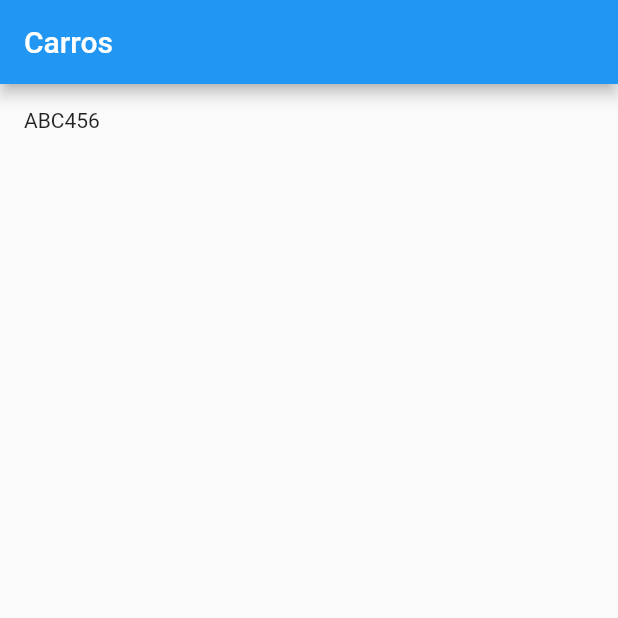
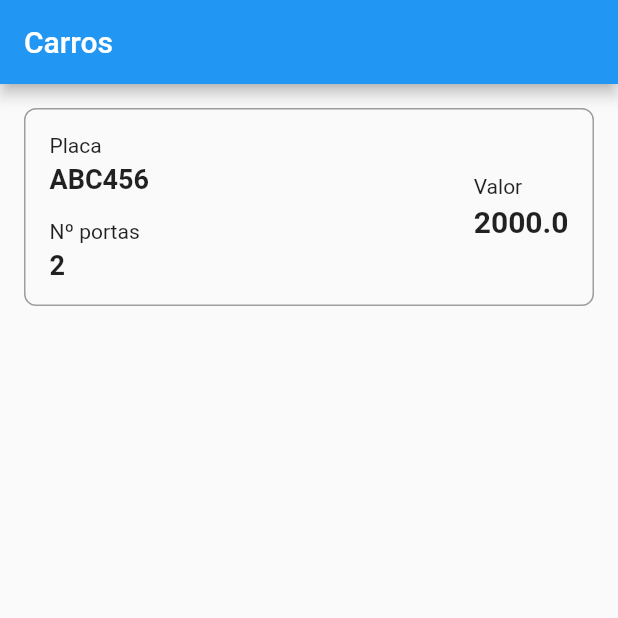
Before and after one commit to joaovitorcf97/flutter-clean-architecture, a Flutter app: the screen it shows after launch, on a phone screen of 412 x 824 dp, the top half of it. Run offline on Flutter 3.47's test engine with Material 2 defaults, Android fonts, the phone set to English and light mode, and no system bars; our stand-ins replace dartz, get_it.

```diff
--- a/lib/layers/data/datasources/get_carros_por_cor_datasource.dart
+++ b/lib/layers/data/datasources/get_carros_por_cor_datasource.dart
@@ -1,5 +1,6 @@
 import 'package:arq/layers/data/dto/carro_dto.dart';
+import 'package:dartz/dartz.dart';
 
 abstract class GetCarrosPorCorDataSource {
-  CarroDto call(String cor);
+  Either<Exception, CarroDto> call(String cor);
 }
--- a/lib/layers/data/repositories/get_carros_por_cor_repository_impl.dart
+++ b/lib/layers/data/repositories/get_carros_por_cor_repository_impl.dart
@@ -1,4 +1,5 @@
 import 'package:arq/layers/data/datasources/get_carros_por_cor_datasource.dart';
+import 'package:dartz/dartz.dart';
 
 import '../../domain/entities/carro_entity.dart';
 import '../../domain/repositories/get_carros_por_cor_repository.dart';
@@ -9,7 +10,7 @@ class GetCarrosPorCorRepositoryImpl implements GetCarrosPorCorRepository {
   GetCarrosPorCorRepositoryImpl(this._getCarrosPorCorDataSource);
 
   @override
-  CarroEntity call(String cor) {
+  Either<Exception, CarroEntity> call(String cor) {
     return _getCarrosPorCorDataSource(cor);
   }
 }
--- a/lib/layers/domain/repositories/get_carros_por_cor_repository.dart
+++ b/lib/layers/domain/repositories/get_carros_por_cor_repository.dart
@@ -1,5 +1,6 @@
 import 'package:arq/layers/domain/entities/carro_entity.dart';
+import 'package:dartz/dartz.dart';
 
 abstract class GetCarrosPorCorRepository {
-  CarroEntity call(String cor);
+  Either<Exception, CarroEntity> call(String cor);
 }
--- a/lib/layers/domain/repositories/salvar_carro_favorito_repository.dart
+++ b/lib/layers/domain/repositories/salvar_carro_favorito_repository.dart
@@ -1,5 +1,7 @@
+import 'package:dartz/dartz.dart';
+
 import '../entities/carro_entity.dart';
 
 abstract class SalvarCarroFavoritoRepository {
-  Future<bool> call(CarroEntity carroEntity);
+  Future<Either<Exception, bool>> call(CarroEntity carroEntity);
 }
--- a/lib/layers/domain/usecases/get_carros_por_cor/get_carros_por_cor_usecase.dart
+++ b/lib/layers/domain/usecases/get_carros_por_cor/get_carros_por_cor_usecase.dart
@@ -1,5 +1,6 @@
 import 'package:arq/layers/domain/entities/carro_entity.dart';
+import 'package:dartz/dartz.dart';
 
 abstract class GetCarrosPorCorUseCase {
-  CarroEntity call(String cor);
+  Either<Exception, CarroEntity> call(String cor);
 }
--- a/lib/layers/domain/usecases/get_carros_por_cor/get_carros_por_cor_usecass_impl.dart
+++ b/lib/layers/domain/usecases/get_carros_por_cor/get_carros_por_cor_usecass_impl.dart
@@ -1,6 +1,7 @@
 import 'package:arq/layers/domain/entities/carro_entity.dart';
 import 'package:arq/layers/domain/repositories/get_carros_por_cor_repository.dart';
 import 'package:arq/layers/domain/usecases/get_carros_por_cor/get_carros_por_cor_usecase.dart';
+import 'package:dartz/dartz.dart';
 
 class GetCarrosPorCorUseCaseImpl implements GetCarrosPorCorUseCase {
   final GetCarrosPorCorRepository _getCarrosPorCorRepository;
@@ -8,7 +9,7 @@ class GetCarrosPorCorUseCaseImpl implements GetCarrosPorCorUseCase {
   GetCarrosPorCorUseCaseImpl(this._getCarrosPorCorRepository);
 
   @override
-  CarroEntity call(String cor) {
+  Either<Exception, CarroEntity> call(String cor) {
     return _getCarrosPorCorRepository(cor);
   }
 }
--- a/lib/layers/domain/usecases/salvar_carro_favorito_usecase/salvar_carro_favorito_usecase.dart
+++ b/lib/layers/domain/usecases/salvar_carro_favorito_usecase/salvar_carro_favorito_usecase.dart
@@ -1,5 +1,6 @@
 import 'package:arq/layers/domain/entities/carro_entity.dart';
+import 'package:dartz/dartz.dart';
 
 abstract class SalvarCarroFavoritoUseCase {
-  Future<bool> call(CarroEntity carroEntity);
+  Future<Either<Exception, bool>> call(CarroEntity carroEntity);
 }
--- a/lib/layers/domain/usecases/salvar_carro_favorito_usecase/salvar_carro_favorito_usecase_impl.dart
+++ b/lib/layers/domain/usecases/salvar_carro_favorito_usecase/salvar_carro_favorito_usecase_impl.dart
@@ -1,6 +1,7 @@
 import 'package:arq/layers/domain/entities/carro_entity.dart';
 import 'package:arq/layers/domain/repositories/salvar_carro_favorito_repository.dart';
 import 'package:arq/layers/domain/usecases/salvar_carro_favorito_usecase/salvar_carro_favorito_usecase.dart';
+import 'package:dartz/dartz.dart';
 
 class SalvarCarroFavoritoUseCaseImpl implements SalvarCarroFavoritoUseCase {
   final SalvarCarroFavoritoRepository _salvarCarroFavoritoRepository;
@@ -8,7 +9,7 @@ class SalvarCarroFavoritoUseCaseImpl implements SalvarCarroFavoritoUseCase {
   SalvarCarroFavoritoUseCaseImpl(this._salvarCarroFavoritoRepository);
 
   @override
-  Future<bool> call(CarroEntity carroEntity) async {
+  Future<Either<Exception, bool>> call(CarroEntity carroEntity) async {
     return await _salvarCarroFavoritoRepository(carroEntity);
   }
 }
--- a/lib/layers/presentation/controllers/carro_controller.dart
+++ b/lib/layers/presentation/controllers/carro_controller.dart
@@ -1,3 +1,5 @@
+import 'dart:developer';
+
 import 'package:arq/layers/domain/entities/carro_entity.dart';
 import 'package:arq/layers/domain/usecases/get_carros_por_cor/get_carros_por_cor_usecase.dart';
 import 'package:arq/layers/domain/usecases/salvar_carro_favorito_usecase/salvar_carro_favorito_usecase.dart';
@@ -16,7 +18,11 @@ class CarroController {
   late CarroEntity carro;
 
   getCarrosPorCor(String cor) {
-    carro = _carrosPorCorUseCase(cor);
+    var result = _carrosPorCorUseCase(cor);
+    result.fold(
+      (error) => log(error.toString()),
+      (success) => carro = success,
+    );
   }
 
   salvarCarroFavorito(CarroEntity carro) async {
--- a/lib/layers/presentation/ui/pages/carro_page.dart
+++ b/lib/layers/presentation/ui/pages/carro_page.dart
@@ -1,4 +1,5 @@
 import 'package:arq/layers/presentation/controllers/carro_controller.dart';
+import 'package:arq/layers/presentation/ui/widgets/card_carro.dart';
 import 'package:flutter/material.dart';
 import 'package:get_it/get_it.dart';
 
@@ -13,9 +14,17 @@ class CarroPage extends StatelessWidget {
       appBar: AppBar(
         title: const Text('Carros'),
       ),
-      body: Container(
+      body: Padding(
         padding: const EdgeInsets.all(16),
-        child: Text(controller.carro.placa),
+        child: Column(
+          children: [
+            CardCarro(
+              placa: controller.carro.placa,
+              valor: controller.carro.valor,
+              qtdPortas: controller.carro.qtdPortas,
+            ),
+          ],
+        ),
       ),
     );
   }
--- /dev/null
+++ b/lib/layers/presentation/ui/widgets/card_carro.dart
@@ -0,0 +1,83 @@
+import 'package:flutter/material.dart';
+
+class CardCarro extends StatelessWidget {
+  final String placa;
+  final double valor;
+  final int qtdPortas;
+
+  const CardCarro({
+    super.key,
+    required this.placa,
+    required this.valor,
+    required this.qtdPortas,
+  });
+
+  @override
+  Widget build(BuildContext context) {
+    return Container(
+      padding: const EdgeInsets.all(16),
+      decoration: BoxDecoration(
+        border: Border.all(color: Colors.grey),
+        borderRadius: BorderRadius.circular(8),
+      ),
+      child: Row(
+        mainAxisAlignment: MainAxisAlignment.spaceBetween,
+        children: [
+          Column(
+            crossAxisAlignment: CrossAxisAlignment.start,
+            children: [
+              const Text(
+                'Placa',
+                style: TextStyle(
+                  fontSize: 14,
+                ),
+              ),
+              const SizedBox(height: 4),
+              Text(
+                placa,
+                style: const TextStyle(
+                  fontSize: 18,
+                  fontWeight: FontWeight.bold,
+                ),
+              ),
+              const SizedBox(height: 16),
+              const Text(
+                'Nº portas',
+                style: TextStyle(
+                  fontSize: 14,
+                ),
+              ),
+              const SizedBox(height: 4),
+              Text(
+                qtdPortas.toString(),
+                style: const TextStyle(
+                  fontSize: 18,
+                  fontWeight: FontWeight.bold,
+                ),
+              ),
+            ],
+          ),
+          Column(
+            crossAxisAlignment: CrossAxisAlignment.start,
+            children: [
+              const Text(
+                'Valor',
+                style: TextStyle(
+                  fontSize: 14,
+                ),
+              ),
+              const SizedBox(height: 4),
+              Text(
+                valor.toString(),
+                style: const TextStyle(
+                  fontSize: 20,
+                  fontWeight: FontWeight.bold,
+                ),
+              ),
+            ],
+          ),
+        ],
+      ),
+    );
+  }
+}
--- a/pubspec.yaml
+++ b/pubspec.yaml
@@ -36,6 +36,7 @@ dependencies:
   # Use with the CupertinoIcons class for iOS style icons.
   cupertino_icons: ^1.0.2
   get_it: ^7.6.0
+  dartz: ^0.10.1
 
 dev_dependencies:
   flutter_test:
```
Also changed, not shown: lib/layers/data/datasources/local/get_carros_por_cor_local_datasource_impl.dart (+9 -4 lines), lib/layers/data/repositories/salvar_carro_favorito_repository_impl.dart (+7 -2 lines), pubspec.lock, 2 other files.
